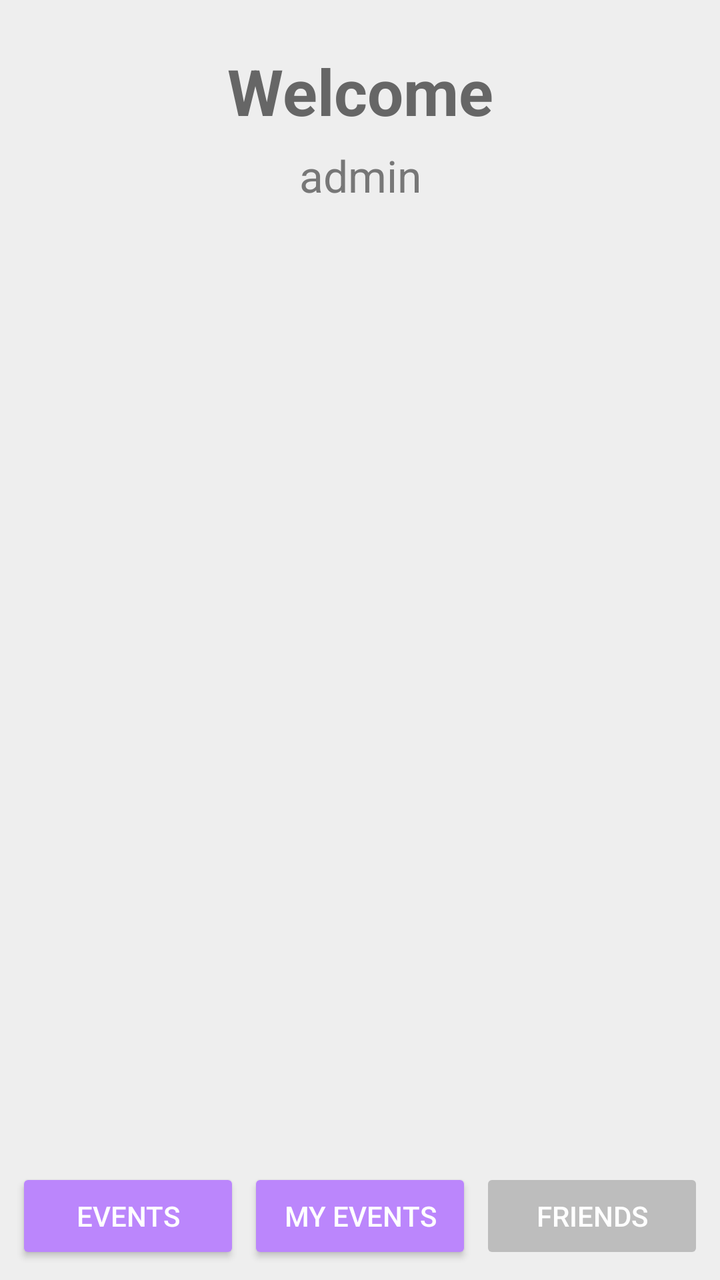
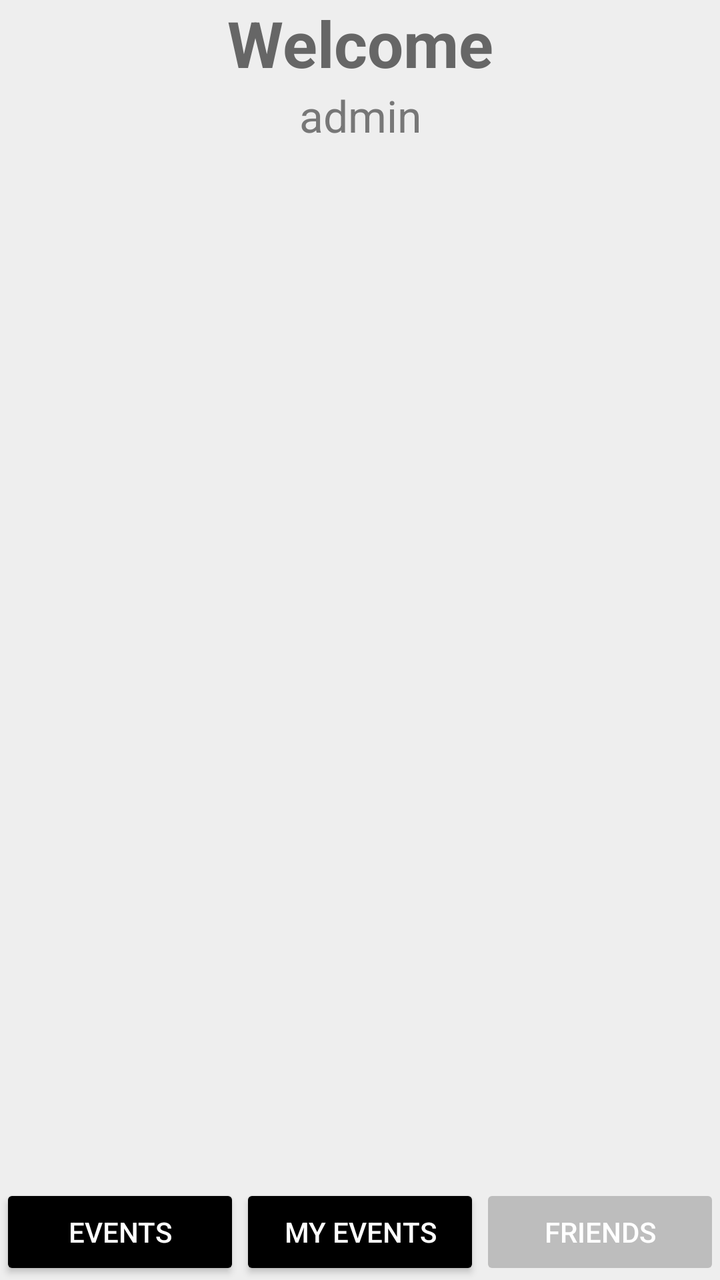

Compare the two renders of this Android layout. The source of the first and the diff that turns it into the second are given below.
<!-- AndroidManifest.xml: application theme Theme.EventsApp -->
<!-- res/layout/activity_events.xml -->
<?xml version="1.0" encoding="utf-8"?>
<LinearLayout
    xmlns:android="http://schemas.android.com/apk/res/android"
    android:layout_width="match_parent"
    android:layout_height="match_parent"
    android:orientation="vertical"
    android:background="@color/light_gray">

    <Space
        android:layout_width="match_parent"
        android:layout_height="24dp" />

    <TextView
        android:id="@+id/tvWelcome"
        android:layout_width="match_parent"
        android:layout_height="wrap_content"
        android:gravity="center"
        android:text="@string/welcome"
        android:textColor="@color/welcome_text"
        android:textSize="32sp"
        android:textStyle="bold" />

    <Space
        android:layout_width="match_parent"
        android:layout_height="6dp" />

    <TextView
        android:id="@+id/tvUsername"
        android:layout_width="match_parent"
        android:layout_height="wrap_content"
        android:gravity="center"
        android:text="@string/default_username"
        android:textColor="@color/gray_text"
        android:textSize="22sp" />

    <Space
        android:layout_width="match_parent"
        android:layout_height="24dp" />

    <FrameLayout
        android:id="@+id/fragmentContainer"
        android:layout_width="match_parent"
        android:layout_height="0dp"
        android:layout_weight="1" />

    <Space
        android:layout_width="match_parent"
        android:layout_height="16dp" />

    <LinearLayout
        android:layout_width="match_parent"
        android:layout_height="wrap_content"
        android:orientation="horizontal"
        android:padding="8dp">

        <Button
            android:id="@+id/btnEvents"
            android:layout_width="0dp"
            android:layout_height="wrap_content"
            android:layout_weight="1"
            android:backgroundTint="@color/purple_200"
            android:text="@string/events_upper"
            android:textColor="@color/white" />

        <Space
            android:layout_width="4dp"
            android:layout_height="match_parent" />

        <Button
            android:id="@+id/btnMyEvents"
            android:layout_width="0dp"
            android:layout_height="wrap_content"
            android:layout_weight="1"
            android:backgroundTint="@color/purple_200"
            android:text="@string/my_events_upper"
            android:textColor="@color/white" />

        <Space
            android:layout_width="4dp"
            android:layout_height="match_parent" />

        <Button
            android:id="@+id/btnFriends"
            android:layout_width="0dp"
            android:layout_height="wrap_content"
            android:layout_weight="1"
            android:backgroundTint="@color/disabled"
            android:enabled="false"
            android:text="@string/friends_upper"
            android:textColor="@color/white" />

    </LinearLayout>

</LinearLayout>
<!-- resources referenced by this layout -->
<resources>
  <color name="disabled">#BDBDBD</color>
  <color name="gray_text">#777777</color>
  <color name="light_gray">#EEEEEE</color>
  <color name="purple_200">#FFBB86FC</color>
  <color name="welcome_text">#666666</color>
  <color name="white">#FFFFFF</color>
  <string name="default_username">admin</string>
  <string name="events_upper">EVENTS</string>
  <string name="friends_upper">FRIENDS</string>
  <string name="my_events_upper">MY EVENTS</string>
  <string name="welcome">Welcome</string>
  <style name="Theme.EventsApp" parent="Theme.AppCompat.Light.DarkActionBar">
          
          <item name="colorPrimary">@color/purple_500</item>
          <item name="colorPrimaryDark">@color/purple_700</item>
          <item name="colorAccent">@color/teal_200</item>
          
      </style>
  <color name="purple_500">#FF6200EE</color>
  <color name="purple_700">#FF3700B3</color>
  <color name="teal_200">#FF03DAC5</color>
</resources>

<!-- the commit's change to res/layout/activity_events.xml (unified diff, before → after) -->
@@ -6,9 +6,7 @@
     android:orientation="vertical"
     android:background="@color/light_gray">
 
-    <Space
-        android:layout_width="match_parent"
-        android:layout_height="24dp" />
+
 
     <TextView
         android:id="@+id/tvWelcome"
@@ -20,9 +18,6 @@
         android:textSize="32sp"
         android:textStyle="bold" />
 
-    <Space
-        android:layout_width="match_parent"
-        android:layout_height="6dp" />
 
     <TextView
         android:id="@+id/tvUsername"
@@ -33,9 +28,6 @@
         android:textColor="@color/gray_text"
         android:textSize="22sp" />
 
-    <Space
-        android:layout_width="match_parent"
-        android:layout_height="24dp" />
 
     <FrameLayout
         android:id="@+id/fragmentContainer"
@@ -43,41 +35,31 @@
         android:layout_height="0dp"
         android:layout_weight="1" />
 
-    <Space
-        android:layout_width="match_parent"
-        android:layout_height="16dp" />
 
     <LinearLayout
         android:layout_width="match_parent"
         android:layout_height="wrap_content"
-        android:orientation="horizontal"
-        android:padding="8dp">
+        android:orientation="horizontal">
 
         <Button
             android:id="@+id/btnEvents"
             android:layout_width="0dp"
             android:layout_height="wrap_content"
             android:layout_weight="1"
-            android:backgroundTint="@color/purple_200"
+            android:backgroundTint="@color/black"
             android:text="@string/events_upper"
             android:textColor="@color/white" />
 
-        <Space
-            android:layout_width="4dp"
-            android:layout_height="match_parent" />
 
         <Button
             android:id="@+id/btnMyEvents"
             android:layout_width="0dp"
             android:layout_height="wrap_content"
             android:layout_weight="1"
-            android:backgroundTint="@color/purple_200"
+            android:backgroundTint="@color/black"
             android:text="@string/my_events_upper"
             android:textColor="@color/white" />
 
-        <Space
-            android:layout_width="4dp"
-            android:layout_height="match_parent" />
 
         <Button
             android:id="@+id/btnFriends"
<!-- resource entries referenced after the edit -->
@@ -1,9 +1,9 @@
 <!-- resources referenced by this layout -->
 <resources>
+  <color name="black">#FF000000</color>
   <color name="disabled">#BDBDBD</color>
   <color name="gray_text">#777777</color>
   <color name="light_gray">#EEEEEE</color>
-  <color name="purple_200">#FFBB86FC</color>
   <color name="welcome_text">#666666</color>
   <color name="white">#FFFFFF</color>
   <string name="default_username">admin</string>
